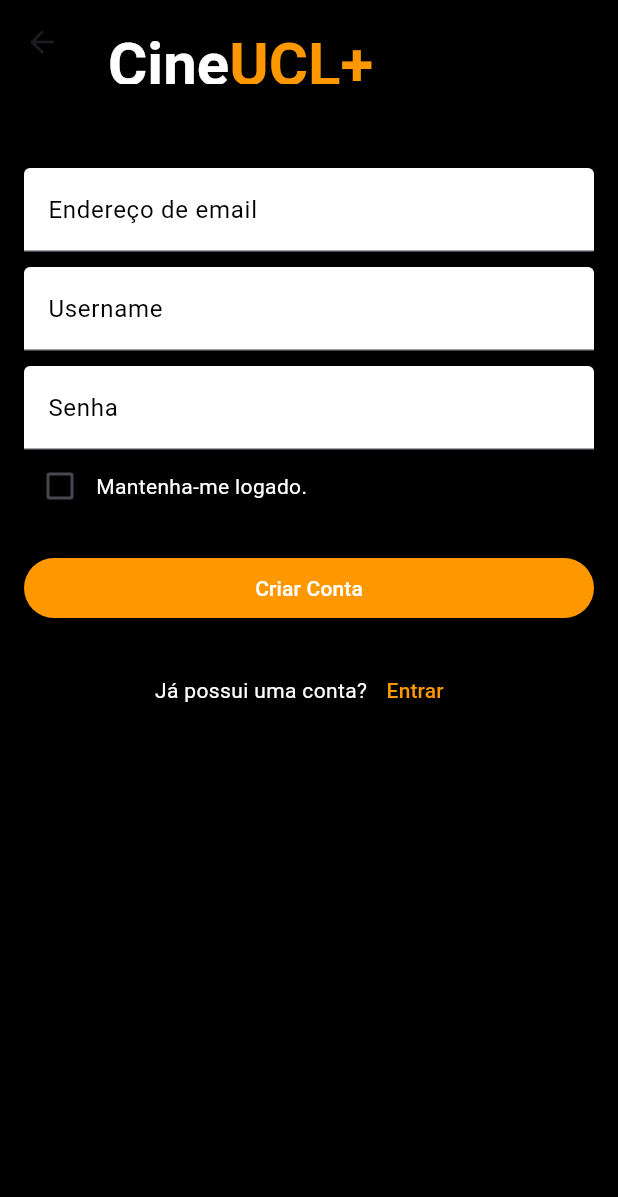
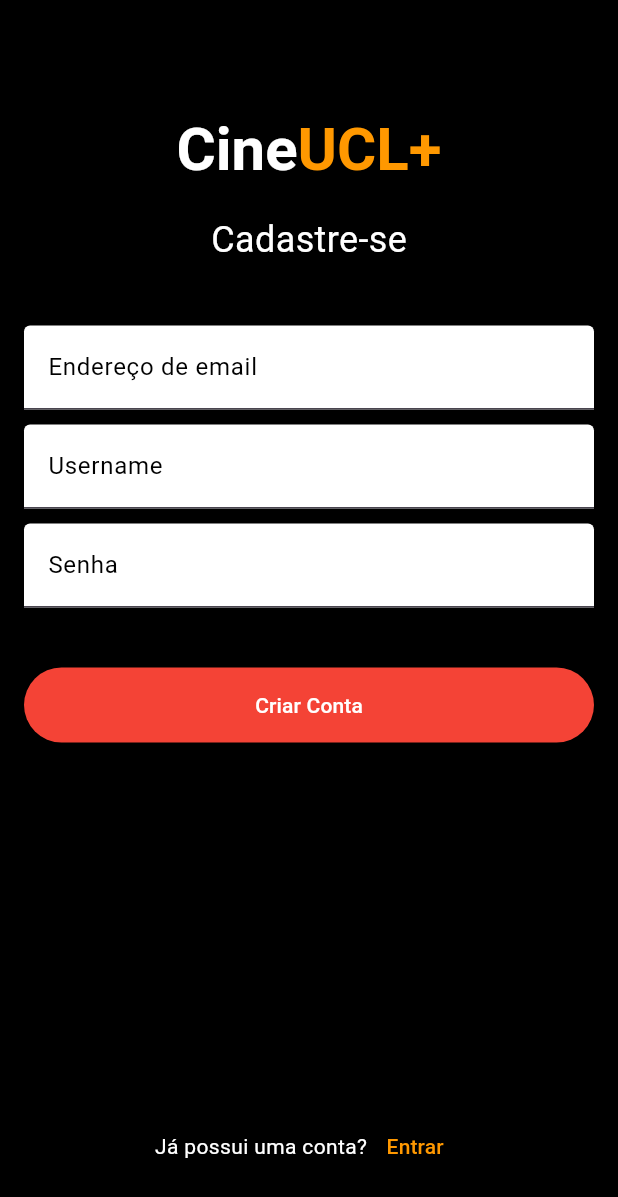
Before and after one commit to matheusmatosr/Proj-Mobile-Filmes, a Flutter app: the LoginPage screen opened by its route, after a tap on "Entrar", after a tap on the "exit to app" icon, after a tap on "Cadastrar", on a phone screen of 412 x 824 dp. Shown: the top 1197 px of the screen. Run offline on Flutter 3.47's test engine with Material 3 defaults, Android fonts, the phone set to English and light mode, and no system bars.

Commit message:
fix-ajusteEstilizacao

```diff
--- a/lib/pages/login_page.dart
+++ b/lib/pages/login_page.dart
@@ -12,13 +12,14 @@ class LoginPage extends StatelessWidget {
 
     return Scaffold(
       backgroundColor: Colors.black,
-      appBar: AppBar(
-        backgroundColor: Colors.black,
-        centerTitle: true,
-        title: Column(
+      body: Padding(
+        padding: const EdgeInsets.all(16.0),
+        child: Column(
+          crossAxisAlignment: CrossAxisAlignment.stretch,
           children: [
-            const SizedBox(height: 50),
-            RichText(
+            const SizedBox(height: 60),
+            Center(
+              child: RichText(
                 text: const TextSpan(
                   children: [
                     TextSpan(
@@ -38,15 +39,8 @@ class LoginPage extends StatelessWidget {
                   ],
                 ),
               ),
-          ],
             ),
-      ),
-      body: Padding(
-        padding: const EdgeInsets.all(16.0),
-        child: Column(
-          crossAxisAlignment: CrossAxisAlignment.stretch,
-          children: [
-            const SizedBox(height: 60),
+            const SizedBox(height: 20),
             const Text(
               'Bem-vindo(a) de novo!',
               style: TextStyle(color: Colors.white, fontSize: 24),
--- a/lib/pages/register_page.dart
+++ b/lib/pages/register_page.dart
@@ -13,13 +13,14 @@ class RegisterPage extends StatelessWidget {
 
     return Scaffold(
       backgroundColor: Colors.black,
-      appBar: AppBar(
-        backgroundColor: Colors.black,
-        title: Column(
-          crossAxisAlignment: CrossAxisAlignment.start,
+      body: Padding(
+        padding: const EdgeInsets.all(16.0),
+        child: Column(
+          crossAxisAlignment: CrossAxisAlignment.stretch,
           children: [
-            const SizedBox(height: 30),
-            RichText(
+            const SizedBox(height: 60),
+            Center(
+              child: RichText(
                 text: const TextSpan(
                   children: [
                     TextSpan(
@@ -39,15 +40,17 @@ class RegisterPage extends StatelessWidget {
                   ],
                 ),
               ),
-          ],
             ),
-        centerTitle: false,
+            const SizedBox(height: 20),
+            const Center(
+              child: Text(
+                'Cadastre-se',
+                style: TextStyle(
+                  color: Colors.white,
+                  fontSize: 24,
                 ),
-      body: Padding(
-        padding: const EdgeInsets.all(16.0),
-        child: Column(
-          crossAxisAlignment: CrossAxisAlignment.stretch,
-          children: [
+              ),
+            ),
             const SizedBox(height: 40),
             TextField(
               decoration: const InputDecoration(
@@ -88,34 +91,23 @@ class RegisterPage extends StatelessWidget {
                 password = value;
               },
             ),
-            Row(
-              children: [
-                Checkbox(
-                  value: false,
-                  onChanged: (bool? newValue) {
-                    // Ação de "Mantenha-me logado"
-                  },
-                ),
-                const Text(
-                  'Mantenha-me logado.',
-                  style: TextStyle(color: Colors.white),
-                ),
-              ],
-            ),
-            const SizedBox(height: 20),
+            const SizedBox(height: 40),
             ElevatedButton(
               onPressed: () {
                 // Simulação de registro bem-sucedido
                 onRegister(username);
               },
               style: ElevatedButton.styleFrom(
-                backgroundColor: Colors.orange,
+                backgroundColor: Colors.red,
+                minimumSize: const Size(150, 50),
                 foregroundColor: Colors.white,
               ),
               child: const Text('Criar Conta'),
             ),
-            const SizedBox(height: 20),
-            Row(
+            const Spacer(),
+            Padding(
+              padding: const EdgeInsets.only(bottom: 20.0),
+              child: Row(
                 mainAxisAlignment: MainAxisAlignment.center,
                 children: [
                   const Text(
@@ -133,6 +125,7 @@ class RegisterPage extends StatelessWidget {
                   ),
                 ],
               ),
+            ),
           ],
         ),
       ),
```
Lines whose indentation alone changed are shown as unchanged.
